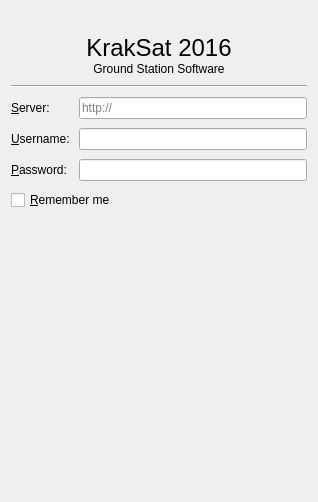
Old version of the form app/ui/login.ui in the repository KrakSat-2016/kraksat-receiver.
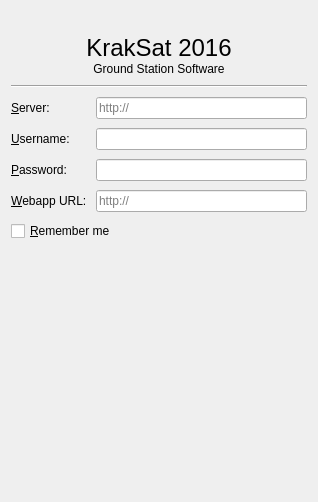
New version of the form. Icons and pictures are not drawn.

Commit message: Add webapp URL login dialog field

Diff of the .ui file:
```diff
--- a/app/ui/login.ui
+++ b/app/ui/login.ui
@@ -114,6 +114,26 @@
        </property>
       </widget>
      </item>
+     <item row="3" column="0">
+      <widget class="QLabel" name="label_3">
+       <property name="text">
+        <string>&amp;Webapp URL:</string>
+       </property>
+       <property name="buddy">
+        <cstring>webappURLEdit</cstring>
+       </property>
+      </widget>
+     </item>
+     <item row="3" column="1">
+      <widget class="QLineEdit" name="webappURLEdit">
+       <property name="inputMethodHints">
+        <set>Qt::ImhPreferLowercase|Qt::ImhUrlCharactersOnly</set>
+       </property>
+       <property name="placeholderText">
+        <string>http://</string>
+       </property>
+      </widget>
+     </item>
     </layout>
    </item>
    <item>
```
Left out of the diff: 20 changed lines with no effect on the pictures. The commit also changes 3 other files.
